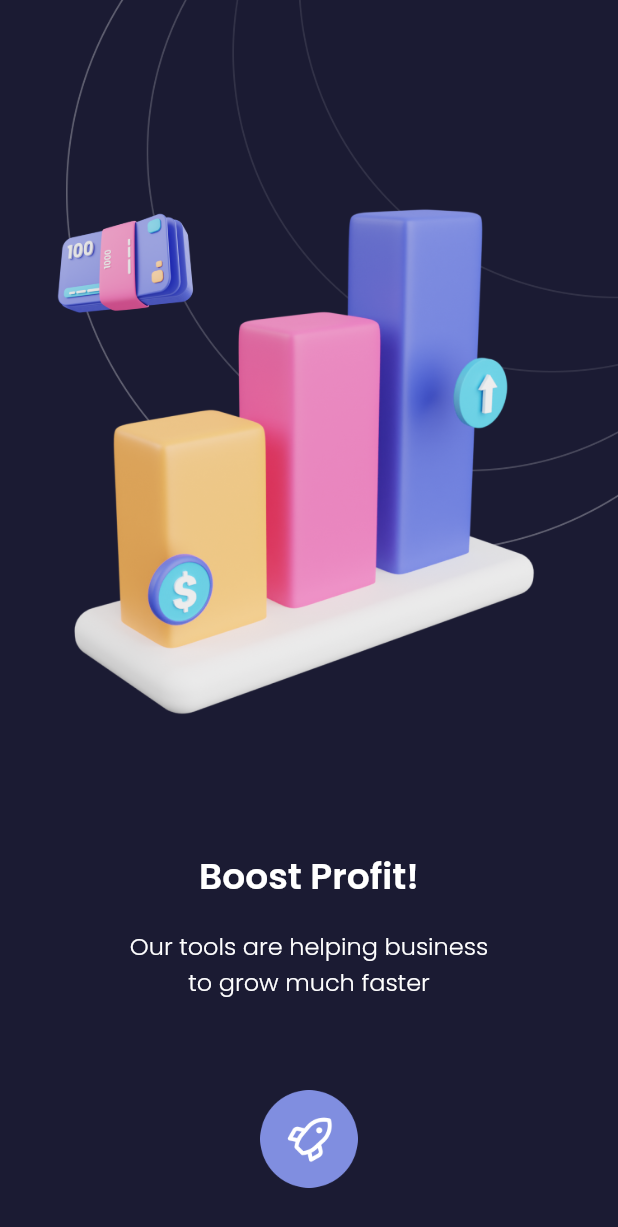
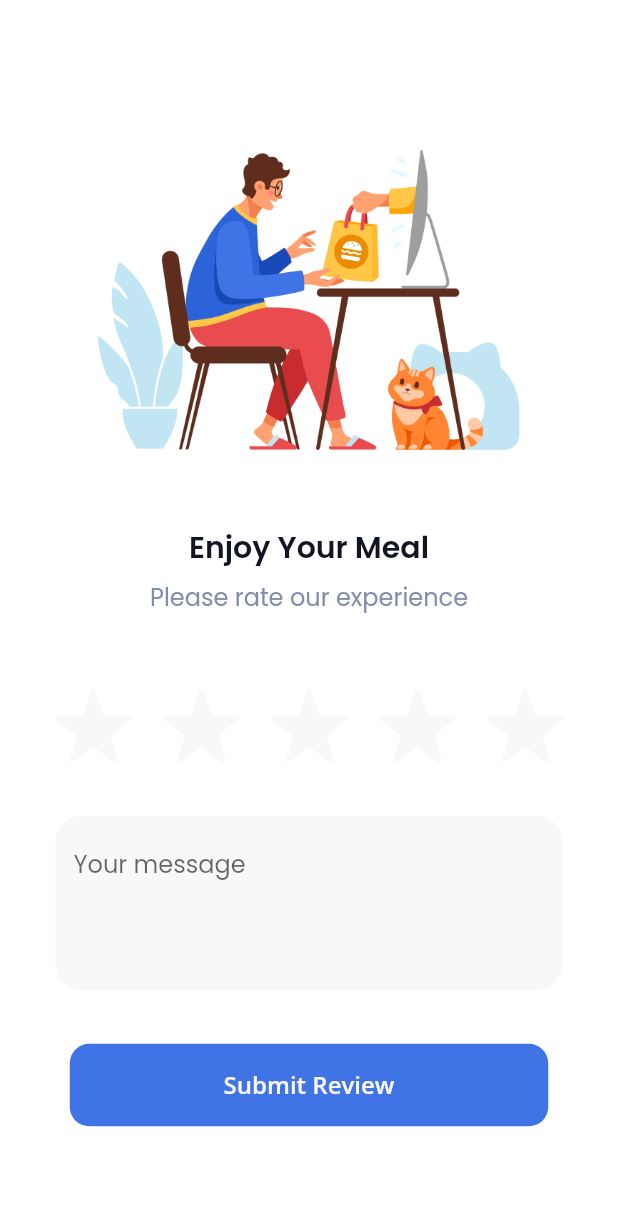
Before and after one commit to asbiqalalawi/ui_7_days, a Flutter app: the screen it shows after launch, on a phone screen of 412 x 824 dp. Shown: the top 1227 px of the screen. Run offline on Flutter 3.47's test engine with Material 2 defaults, Android fonts, the phone set to English and light mode, and no system bars; our stand-ins replace google_fonts.

Commit message:
Day 5 (Rating page 2)

```diff
--- /dev/null
+++ b/lib/day5/rating_page_2.dart
@@ -0,0 +1,206 @@
+import 'package:flutter/material.dart';
+import 'package:google_fonts/google_fonts.dart';
+
+class RatingPage2 extends StatefulWidget {
+  const RatingPage2({super.key});
+
+  @override
+  State<RatingPage2> createState() => _RatingPage2State();
+}
+
+class _RatingPage2State extends State<RatingPage2> {
+  int selectedRating = -1;
+
+  @override
+  Widget build(BuildContext context) {
+    return Scaffold(
+      backgroundColor: Colors.white,
+      body: Padding(
+        padding: const EdgeInsets.symmetric(horizontal: 37),
+        child: Column(
+          crossAxisAlignment: CrossAxisAlignment.start,
+          children: [
+            const SizedBox(
+              height: 100,
+            ),
+            Center(
+              child: Container(
+                height: 200,
+                decoration: const BoxDecoration(
+                  shape: BoxShape.circle,
+                ),
+                child: Image.asset(
+                  'assets/day_5/2_illustration.png',
+                ),
+              ),
+            ),
+            const SizedBox(
+              height: 50,
+            ),
+            Center(
+              child: Text(
+                'Enjoy Your Meal',
+                style: GoogleFonts.poppins(
+                  fontSize: 20,
+                  fontWeight: FontWeight.w600,
+                  color: const Color(0xff121622),
+                ),
+              ),
+            ),
+            const SizedBox(
+              height: 6,
+            ),
+            Center(
+              child: Text(
+                'Please rate our experience',
+                style: GoogleFonts.poppins(
+                  fontSize: 16,
+                  color: const Color(0xff808EAB),
+                ),
+                textAlign: TextAlign.center,
+              ),
+            ),
+            const SizedBox(
+              height: 50,
+            ),
+            Row(
+              mainAxisAlignment: MainAxisAlignment.spaceBetween,
+              children: [
+                GestureDetector(
+                  onTap: () => setState(() {
+                    selectedRating = 0;
+                  }),
+                  child: Image.asset(
+                    'assets/day_5/2_star.png',
+                    width: 50,
+                    color: selectedRating >= 0 ? const Color(0xffFFC648) : const Color(0xffF8F8F8),
+                  ),
+                ),
+                GestureDetector(
+                  onTap: () => setState(() {
+                    selectedRating = 1;
+                  }),
+                  child: Image.asset(
+                    'assets/day_5/2_star.png',
+                    width: 50,
+                    color: selectedRating >= 1 ? const Color(0xffFFC648) : const Color(0xffF8F8F8),
+                  ),
+                ),
+                GestureDetector(
+                  onTap: () => setState(() {
+                    selectedRating = 2;
+                  }),
+                  child: Image.asset(
+                    'assets/day_5/2_star.png',
+                    width: 50,
+                    color: selectedRating >= 2 ? const Color(0xffFFC648) : const Color(0xffF8F8F8),
+                  ),
+                ),
+                GestureDetector(
+                  onTap: () => setState(() {
+                    selectedRating = 3;
+                  }),
+                  child: Image.asset(
+                    'assets/day_5/2_star.png',
+                    width: 50,
+                    color: selectedRating >= 3 ? const Color(0xffFFC648) : const Color(0xffF8F8F8),
+                  ),
+                ),
+                GestureDetector(
+                  onTap: () => setState(() {
+                    selectedRating = 4;
+                  }),
+                  child: Image.asset(
+                    'assets/day_5/2_star.png',
+                    width: 50,
+                    color: selectedRating >= 4 ? const Color(0xffFFC648) : const Color(0xffF8F8F8),
+                  ),
+                ),
+              ],
+            ),
+            const SizedBox(
+              height: 36,
+            ),
+            TextFormField(
+              maxLines: 4,
+              decoration: InputDecoration(
+                hintText: 'Your message',
+                hintStyle: GoogleFonts.poppins(),
+                filled: true,
+                fillColor: const Color(0xffF8F8F8),
+                border: OutlineInputBorder(
+                  borderSide: BorderSide.none,
+                  borderRadius: BorderRadius.circular(17),
+                ),
+              ),
+            ),
+            const SizedBox(
+              height: 36,
+            ),
+            Center(
+              child: Container(
+                height: 55,
+                width: 319,
+                decoration: BoxDecoration(
+                  color: const Color(0xff4074E6),
+                  borderRadius: BorderRadius.circular(13),
+                ),
+                child: Center(
+                  child: Text(
+                    'Submit Review',
+                    style: GoogleFonts.openSans(
+                      fontSize: 16,
+                      color: const Color(0xffF8F8F8),
+                      fontWeight: FontWeight.w600,
+                    ),
+                  ),
+                ),
+              ),
+            ),
+          ],
+        ),
+      ),
+    );
+  }
+}
+
+class RatingItem extends StatefulWidget {
+  const RatingItem({
+    Key? key,
+    required this.emoticon,
+    required this.index,
+    required this.selectedRating,
+    this.onTap,
+  }) : super(key: key);
+
+  final String emoticon;
+  final int index;
+  final int selectedRating;
+  final void Function()? onTap;
+
+  @override
+  State<RatingItem> createState() => _RatingItemState();
+}
+
+class _RatingItemState extends State<RatingItem> {
+  @override
+  Widget build(BuildContext context) {
+    return GestureDetector(
+      onTap: widget.onTap,
+      child: Container(
+        height: 60,
+        width: 60,
+        decoration: BoxDecoration(
+          shape: BoxShape.circle,
+          color: widget.index == widget.selectedRating ? Colors.white : const Color(0xff37394D),
+        ),
+        child: Center(
+          child: Text(
+            widget.emoticon,
+            style: const TextStyle(fontSize: 28),
+          ),
+        ),
+      ),
+    );
+  }
+}
--- a/lib/main.dart
+++ b/lib/main.dart
@@ -7,6 +7,8 @@ import 'package:ui_7_days/day3/form_page_1.dart';
 import 'package:ui_7_days/day3/form_page_2.dart';
 import 'package:ui_7_days/day4/empty_page_1.dart';
 import 'package:ui_7_days/day4/empty_page_2.dart';
+import 'package:ui_7_days/day5/rating_page_1.dart';
+import 'package:ui_7_days/day5/rating_page_2.dart';
 
 void main() {
   runApp(const MyApp());
@@ -21,7 +23,7 @@ class MyApp extends StatelessWidget {
     return const MaterialApp(
       debugShowCheckedModeBanner: false,
       title: '7 Days UI',
-      home: EmptyPage2(),
+      home: RatingPage2(),
     );
   }
 }
```
Also changed, not shown: assets/day_5/2_illustration.png (added), assets/day_5/2_star.png (added).
